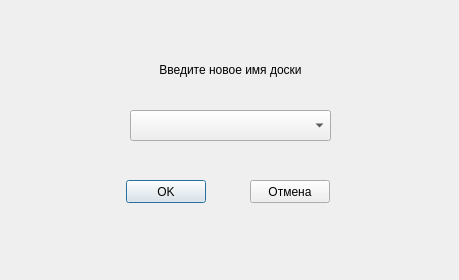
Ser4ey/FEFI_project5, file data/ui/move_dialog_ui_form.ui: the form before one commit.
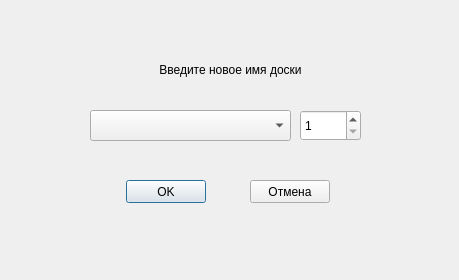
The form after the commit.

Commit message: Allow users to move cards between columns and change their sequence number

```diff
--- a/data/ui/move_dialog_ui_form.ui
+++ b/data/ui/move_dialog_ui_form.ui
@@ -76,7 +76,7 @@
   <widget class="QComboBox" name="columnBox">
    <property name="geometry">
     <rect>
-     <x>130</x>
+     <x>90</x>
      <y>110</y>
      <width>201</width>
      <height>31</height>
@@ -86,6 +86,25 @@
     <string>combobox</string>
    </property>
   </widget>
+  <widget class="QSpinBox" name="positionBox">
+   <property name="geometry">
+    <rect>
+     <x>300</x>
+     <y>110</y>
+     <width>61</width>
+     <height>31</height>
+    </rect>
+   </property>
+   <property name="minimum">
+    <number>1</number>
+   </property>
+   <property name="maximum">
+    <number>1000</number>
+   </property>
+   <property name="class" stdset="0">
+    <string>combobox</string>
+   </property>
+  </widget>
  </widget>
  <resources/>
  <connections/>
```
The commit also changes 2 other files.
